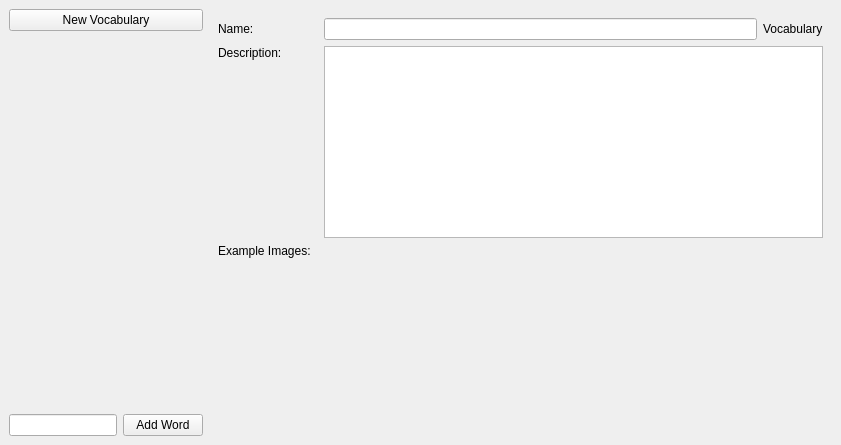
This is qt_ui/VocabularyManager.ui in FilmColors/VIAN as Qt 5 draws it before an edit. The edited form follows.
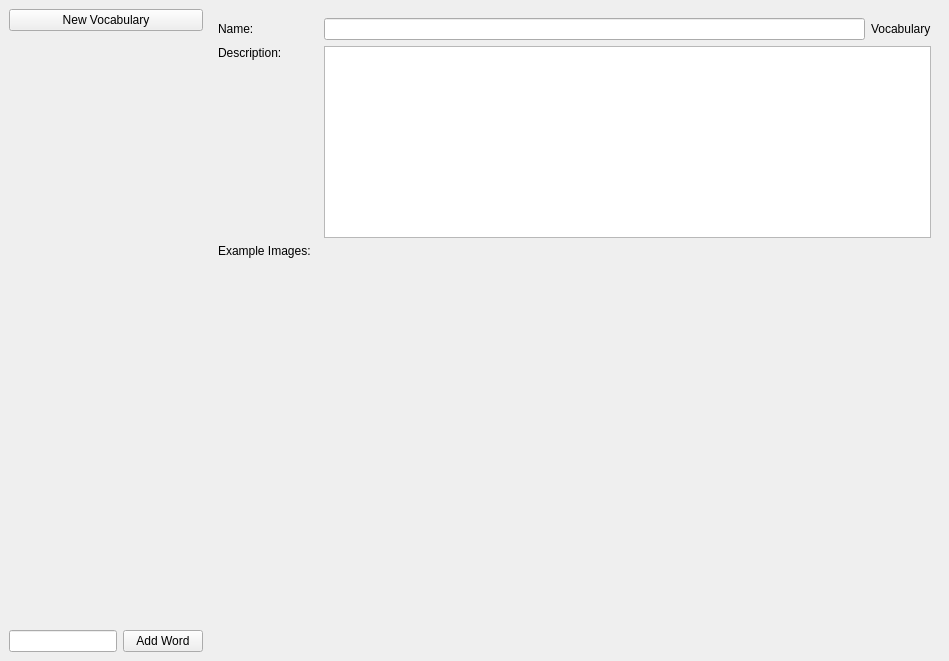
This is the edited form.

What changed in the file:
```diff
--- a/qt_ui/VocabularyManager.ui
+++ b/qt_ui/VocabularyManager.ui
@@ -6,8 +6,8 @@
    <rect>
     <x>0</x>
     <y>0</y>
-    <width>841</width>
-    <height>445</height>
+    <width>949</width>
+    <height>661</height>
    </rect>
   </property>
   <property name="windowTitle">
```
Left out of the diff: 2 changed lines with no effect on the pictures.
